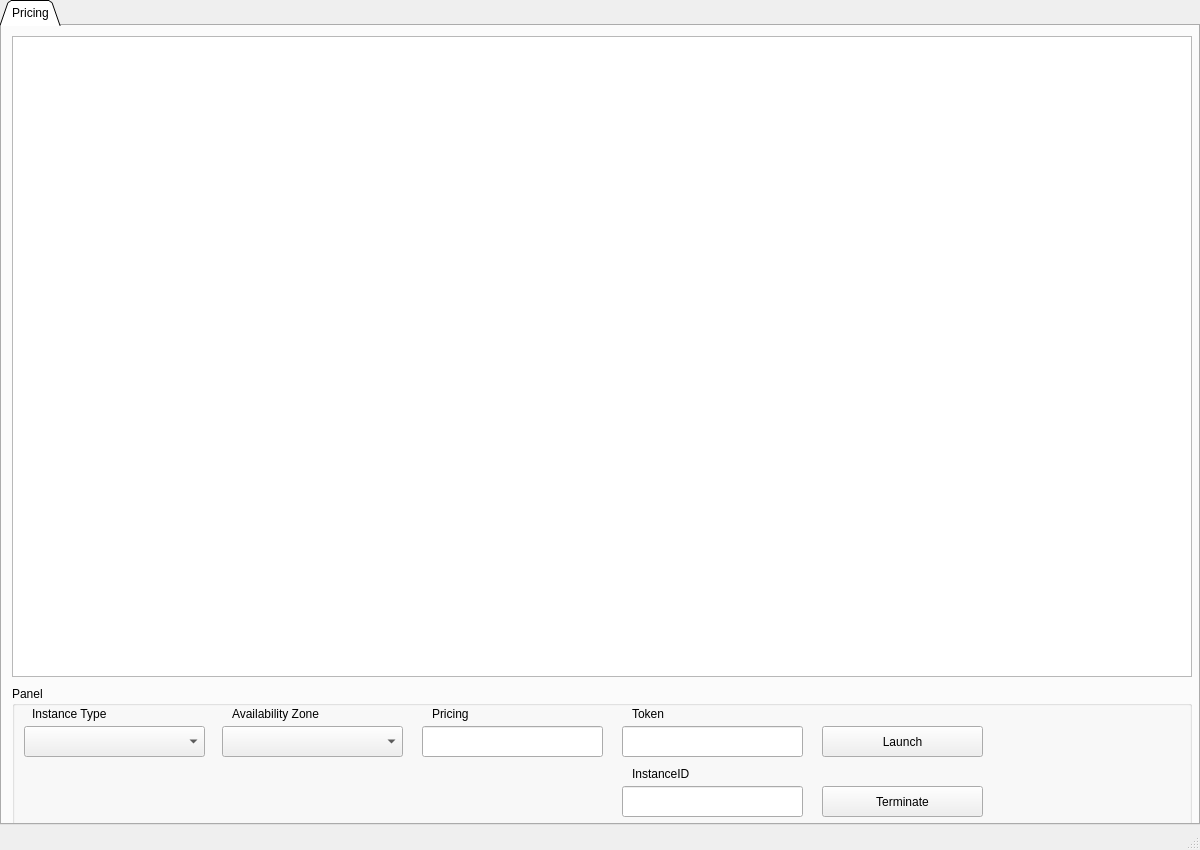
Above: app/editor.ui from xisoah/burette before the change. Below: the same form after it.
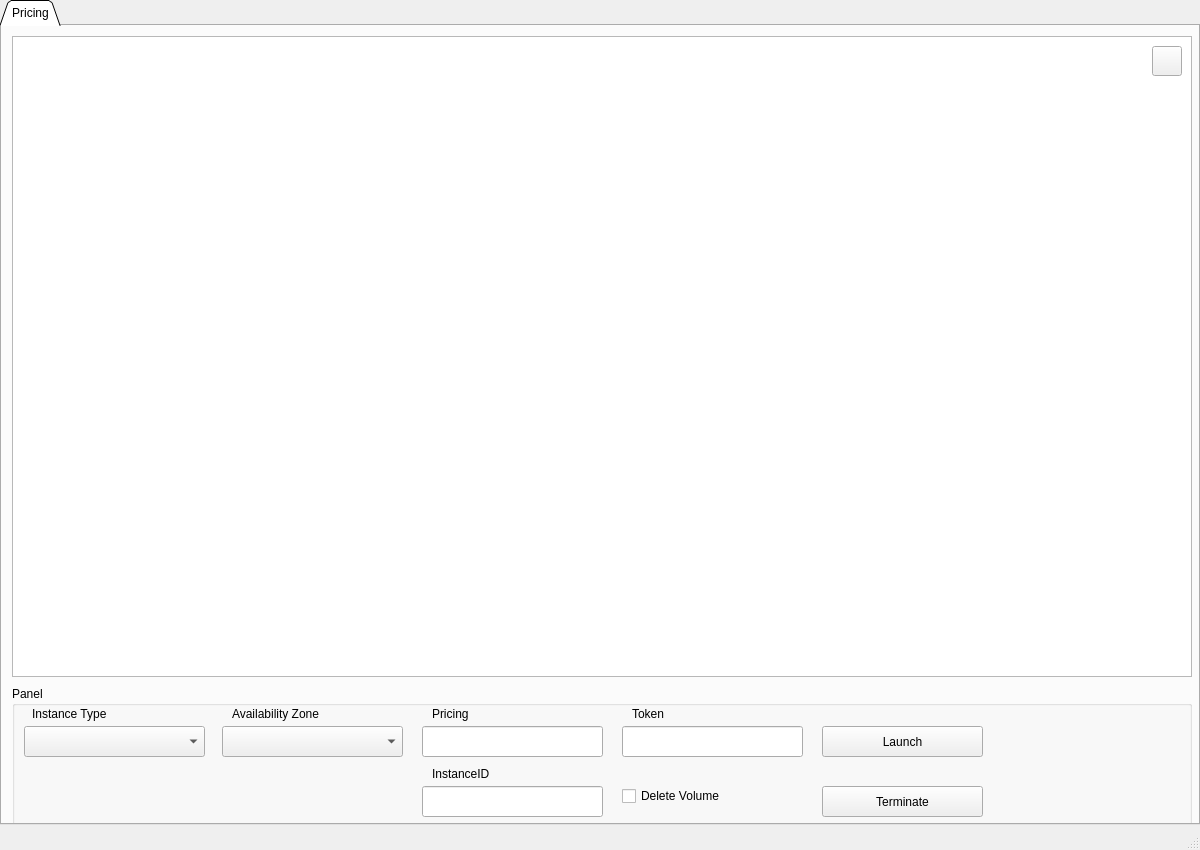
That is the form after the change. Icons and pictures are not drawn.

The edit to the form file:
```diff
--- a/app/editor.ui
+++ b/app/editor.ui
@@ -169,7 +169,7 @@
       <widget class="QLabel" name="label_5">
        <property name="geometry">
         <rect>
-         <x>620</x>
+         <x>420</x>
          <y>80</y>
          <width>91</width>
          <height>16</height>
@@ -182,13 +182,26 @@
       <widget class="QLineEdit" name="lineEdit_3">
        <property name="geometry">
         <rect>
-         <x>610</x>
+         <x>410</x>
          <y>100</y>
          <width>181</width>
          <height>31</height>
         </rect>
        </property>
       </widget>
+      <widget class="QCheckBox" name="checkBox">
+       <property name="geometry">
+        <rect>
+         <x>610</x>
+         <y>100</y>
+         <width>111</width>
+         <height>20</height>
+        </rect>
+       </property>
+       <property name="text">
+        <string>Delete Volume</string>
+       </property>
+      </widget>
      </widget>
      <widget class="QTableView" name="tableView">
       <property name="geometry">
@@ -200,6 +213,26 @@
        </rect>
       </property>
      </widget>
+     <widget class="QPushButton" name="Spoopy">
+      <property name="geometry">
+       <rect>
+        <x>1150</x>
+        <y>20</y>
+        <width>30</width>
+        <height>30</height>
+       </rect>
+      </property>
+      <property name="text">
+       <string/>
+      </property>
+      <property name="icon">
+       <iconset>
+        <normaloff>refresh.png</normaloff>refresh.png</iconset>
+      </property>
+      <property name="checkable">
+       <bool>false</bool>
+      </property>
+     </widget>
     </widget>
    </widget>
   </widget>
```
